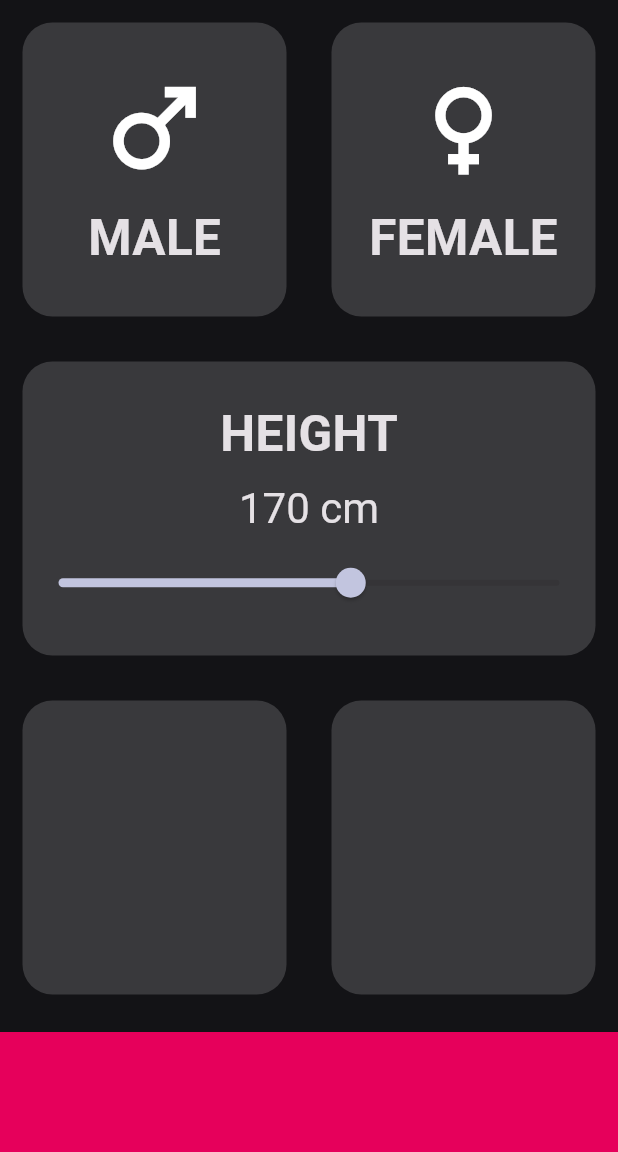
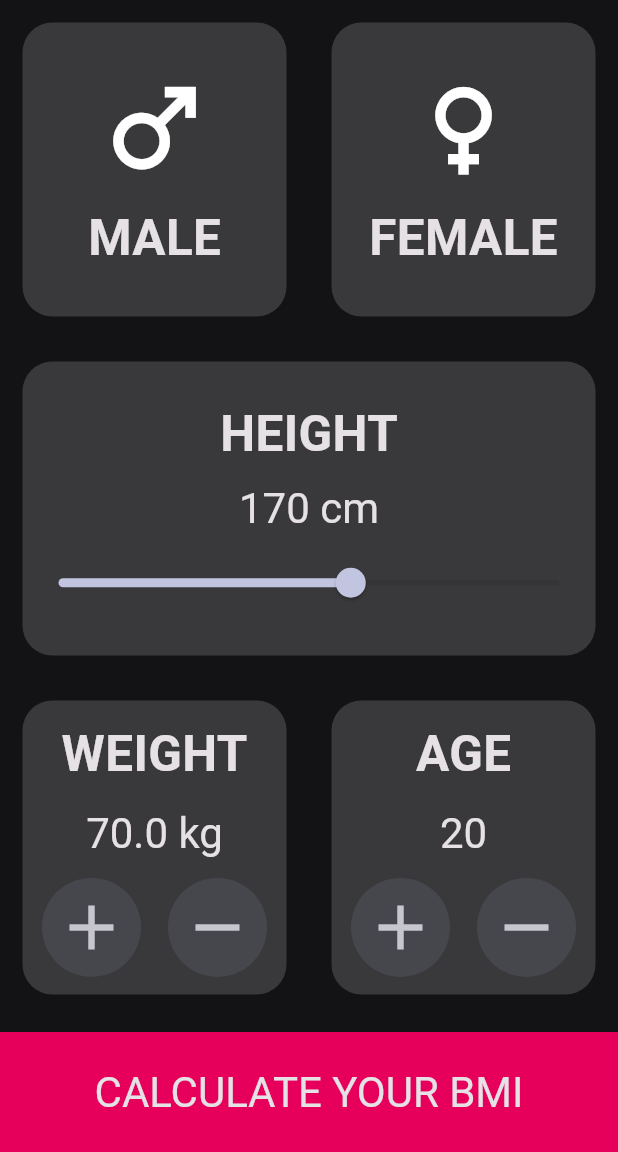
Before and after one commit to SergiuDornea/BMI-calculator, a Flutter app: the screen it shows after launch, on a phone screen of 412 x 824 dp, the part 84-1236 px from its top. Run offline on Flutter 3.47's test engine with Material 3 defaults, Android fonts, the phone set to English and light mode, and no system bars; our stand-ins replace google_fonts; Roboto replaces fonts that are missing (Abel, Aboreto).

Commit message:
input page UI done

```diff
--- a/lib/input_page.dart
+++ b/lib/input_page.dart
@@ -1,7 +1,6 @@
-import 'dart:math';
-
 import 'package:flutter/material.dart';
 import 'package:flutter/rendering.dart';
+import 'widgets.dart';
 
 const bottomContainerHeight = 80.0;
 
@@ -16,6 +15,8 @@ class InputPage extends StatefulWidget {
 
 class _InputPageState extends State<InputPage> {
   double height = 170;
+  double weight = 70;
+  int age = 20;
 
   @override
   Widget build(BuildContext context) {
@@ -34,18 +35,16 @@ class _InputPageState extends State<InputPage> {
                     onTap: () {},
                     child: const MyContainer(
                       childWidget:
-                          GenderChild(iconData: Icons.male, label: "MALE"),
+                          GenderChild(iconData: Icons.male, label: 'MALE'),
                     ),
                   ),
                 ),
                 Expanded(
                     child: GestureDetector(
-                  onTap: () {
-                    print("hit");
-                  },
+                  onTap: () {},
                   child: const MyContainer(
                     childWidget:
-                        GenderChild(iconData: Icons.female, label: "FEMALE"),
+                        GenderChild(iconData: Icons.female, label: 'FEMALE'),
                   ),
                 ))
               ],
@@ -57,7 +56,7 @@ class _InputPageState extends State<InputPage> {
               mainAxisAlignment: MainAxisAlignment.center,
               children: [
                 const Center(
-                  child: CustomText(label: "HEIGHT"),
+                  child: CustomText(label: 'HEIGHT'),
                 ),
                 const SizedBox(height: 8.0),
                 Text(
@@ -78,11 +77,43 @@ class _InputPageState extends State<InputPage> {
               ],
             ),
           )),
-          const Expanded(
+          Expanded(
             child: Row(
               children: [
-                Expanded(child: MyContainer()),
-                Expanded(child: MyContainer())
+                Expanded(
+                    child: MyContainer(
+                  childWidget: Column(
+                    mainAxisAlignment: MainAxisAlignment.spaceEvenly,
+                    children: [
+                      const CustomText(label: 'WEIGHT'),
+                      Text(
+                        '$weight kg',
+                        style: Theme.of(context).textTheme.headlineMedium,
+                      ),
+                      IconButtonsRow(
+                        addPressed: () {},
+                        minusPressed: () {},
+                      )
+                    ],
+                  ),
+                )),
+                Expanded(
+                    child: MyContainer(
+                  childWidget: Column(
+                    mainAxisAlignment: MainAxisAlignment.spaceEvenly,
+                    children: [
+                      const CustomText(label: 'AGE'),
+                      Text(
+                        '$age',
+                        style: Theme.of(context).textTheme.headlineMedium,
+                      ),
+                      IconButtonsRow(
+                        addPressed: () {},
+                        minusPressed: () {},
+                      )
+                    ],
+                  ),
+                ))
               ],
             ),
           ),
@@ -91,69 +122,15 @@ class _InputPageState extends State<InputPage> {
             margin: EdgeInsets.only(top: 10.0),
             width: double.infinity,
             height: bottomContainerHeight,
+            child: Center(
+              child: Text(
+                "CALCULATE YOUR BMI",
+                style: Theme.of(context).textTheme.headlineMedium,
+              ),
+            ),
           )
         ],
       ),
     );
   }
 }
-
-class MyContainer extends StatelessWidget {
-  const MyContainer({this.color, this.childWidget});
-
-  final Color? color;
-  final Widget? childWidget;
-
-  @override
-  Widget build(BuildContext context) {
-    return Container(
-      margin: const EdgeInsets.all(15.0),
-      decoration: BoxDecoration(
-          color: color ?? Theme.of(context).colorScheme.surfaceBright,
-          borderRadius: BorderRadius.circular(20.0)),
-      child: childWidget,
-    );
-  }
-}
-
-class GenderChild extends StatelessWidget {
-  final IconData iconData;
-  final String label;
-
-  const GenderChild({required this.iconData, required this.label});
-
-  @override
-  Widget build(BuildContext context) {
-    return Column(
-      mainAxisAlignment: MainAxisAlignment.center,
-      children: [
-        Icon(
-          iconData,
-          size: MediaQuery.of(context).size.width * 0.2,
-        ),
-        const SizedBox(height: 8.0),
-        CustomText(label: label),
-      ],
-    );
-  }
-}
-
-class CustomText extends StatelessWidget {
-  const CustomText({
-    super.key,
-    required this.label,
-  });
-
-  final String label;
-
-  @override
-  Widget build(BuildContext context) {
-    return Text(
-      label,
-      style: TextStyle(
-        fontWeight: FontWeight.bold,
-        fontSize: MediaQuery.of(context).size.width * 0.08,
-      ),
-    );
-  }
-}
--- /dev/null
+++ b/lib/widgets.dart
@@ -0,0 +1,107 @@
+import 'package:flutter/material.dart';
+import 'package:flutter/rendering.dart';
+
+class MyContainer extends StatelessWidget {
+  const MyContainer({this.color, this.childWidget});
+
+  final Color? color;
+  final Widget? childWidget;
+
+  @override
+  Widget build(BuildContext context) {
+    return Container(
+      margin: const EdgeInsets.all(15.0),
+      decoration: BoxDecoration(
+          color: color ?? Theme.of(context).colorScheme.surfaceBright,
+          borderRadius: BorderRadius.circular(20.0)),
+      child: childWidget,
+    );
+  }
+}
+
+class GenderChild extends StatelessWidget {
+  final IconData iconData;
+  final String label;
+
+  const GenderChild({required this.iconData, required this.label});
+
+  @override
+  Widget build(BuildContext context) {
+    return Column(
+      mainAxisAlignment: MainAxisAlignment.center,
+      children: [
+        Icon(
+          iconData,
+          size: MediaQuery.of(context).size.width * 0.2,
+        ),
+        const SizedBox(height: 8.0),
+        CustomText(label: label),
+      ],
+    );
+  }
+}
+
+class CustomText extends StatelessWidget {
+  const CustomText({
+    super.key,
+    required this.label,
+  });
+
+  final String label;
+
+  @override
+  Widget build(BuildContext context) {
+    return Text(
+      label,
+      style: TextStyle(
+        fontWeight: FontWeight.bold,
+        fontSize: MediaQuery.of(context).size.width * 0.08,
+      ),
+    );
+  }
+}
+
+class MyIconButton extends StatelessWidget {
+  final IconData iconData;
+  final VoidCallback onPressed;
+
+  const MyIconButton({required this.iconData, required this.onPressed});
+
+  @override
+  Widget build(BuildContext context) {
+    return Container(
+      decoration: BoxDecoration(
+          shape: BoxShape.circle,
+          color: Theme.of(context).colorScheme.outlineVariant),
+      child: IconButton(
+        onPressed: onPressed,
+        icon: Icon(
+          iconData,
+          size: 50.0,
+        ),
+      ),
+    );
+  }
+}
+
+class IconButtonsRow extends StatelessWidget {
+  final VoidCallback addPressed;
+  final VoidCallback minusPressed;
+
+  const IconButtonsRow({
+    required this.addPressed,
+    required this.minusPressed,
+  });
+
+  @override
+  Widget build(BuildContext context) {
+    return Row(
+      mainAxisAlignment: MainAxisAlignment.center,
+      children: [
+        MyIconButton(iconData: Icons.add, onPressed: addPressed),
+        const SizedBox(width: 18.0),
+        MyIconButton(iconData: Icons.remove, onPressed: minusPressed),
+      ],
+    );
+  }
+}
```
Also changed, not shown: lib/main.dart (line endings or trailing spaces).
